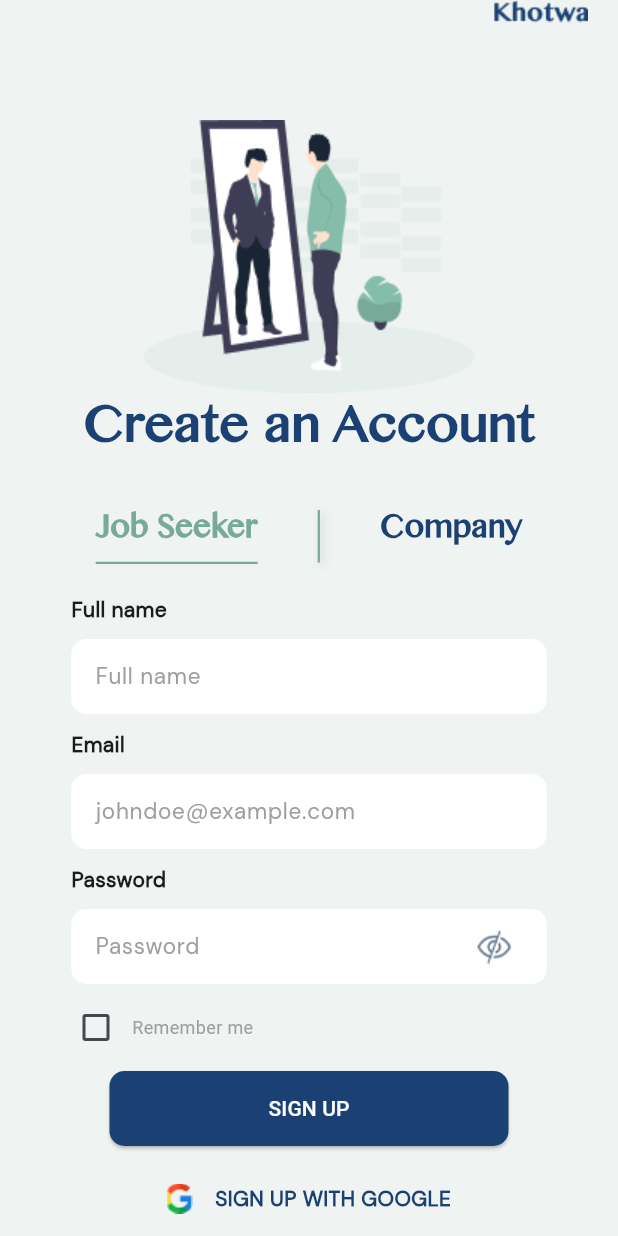
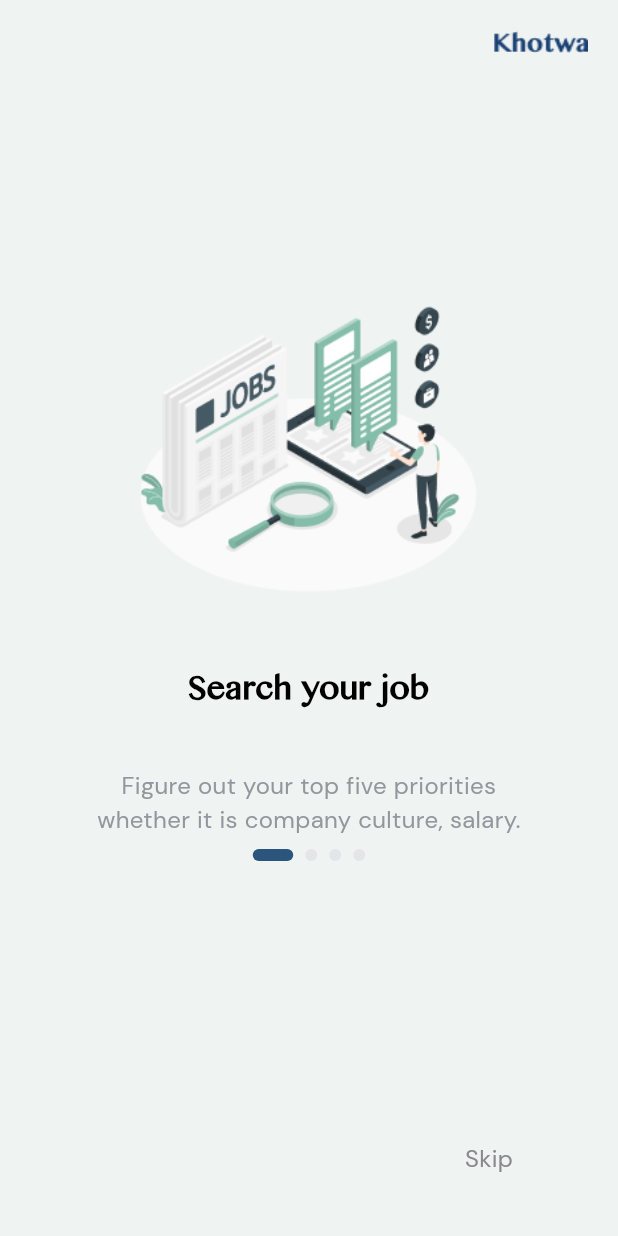
Before and after one commit to iimeeeed/Khotwa, a Flutter app: the screen it shows after launch, after a tap on "SIGN UP", on a phone screen of 412 x 824 dp. Run offline on Flutter 3.47's test engine with Material 3 defaults, Android fonts, the phone set to English and light mode, and no system bars.

Commit message:
Added the flow of job seeker sign up

```diff
--- a/lib/main.dart
+++ b/lib/main.dart
@@ -51,6 +51,7 @@ class _MainAppState extends State<MainApp> {
                   )
                 : const Signup(),
       ),
+      debugShowCheckedModeBanner: false,
     );
   }
 }
--- a/lib/screens/Signup.dart
+++ b/lib/screens/Signup.dart
@@ -1,6 +1,7 @@
 import 'package:flutter/material.dart';
 import 'job_seeker_form.dart';
 import 'company_form.dart';
+import 'widgets/khotwa_logo.dart';
 
 class Signup extends StatefulWidget {
   const Signup({super.key});
@@ -36,13 +37,29 @@ class _SignupState extends State<Signup> {
       backgroundColor: const Color(0xFFEFF3F2),
       body: Stack(
         children: [
+          Positioned(
+            top: 0,
+            left: 0,
+            right: 0,
+            child: PreferredSize(
+              preferredSize: Size.fromHeight(80),
+              child: AppBar(
+                automaticallyImplyLeading: true,
+                elevation: 0,
+                backgroundColor: Colors.transparent,
+                actions: const [
+                  KhotwaLogo(),
+                ],
+              ),
+            ),
+          ),
           Positioned.fill(
-            top: 0,
+            top: 80,
             child: SingleChildScrollView(
               child: Column(
                 crossAxisAlignment: CrossAxisAlignment.center,
                 children: [
-                  const SizedBox(height: 80),
+                  const SizedBox(height: 20),
                   Center(child: Image.asset("assets/asset2.png")),
                   const Text(
                     "Create an Account",
@@ -117,7 +134,6 @@ class _SignupState extends State<Signup> {
                           child: Text(
                             "Company",
                             style: TextStyle(
-
                               fontFamily: "Khmer MN",
                               color: !isJobSeeker
                                   ? const Color(0xFF77AA98)
@@ -132,7 +148,7 @@ class _SignupState extends State<Signup> {
                   ),
                   const SizedBox(height: 20),
                   SizedBox(
-                    height: MediaQuery.of(context).size.height,
+                    height: MediaQuery.of(context).size.height - 160,
                     child: PageView(
                       controller: _pageController,
                       physics: const NeverScrollableScrollPhysics(),
@@ -146,16 +162,6 @@ class _SignupState extends State<Signup> {
               ),
             ),
           ),
-          Positioned(
-            top: 0,
-            right: 0,
-            child: SafeArea(
-              child: Padding(
-                padding: const EdgeInsets.only(right: 20.0),
-                child: Image.asset("assets/Khotwa.png"),
-              ),
-            ),
-          ),
         ],
       ),
     );
--- /dev/null
+++ b/lib/screens/flowSignUp/flow.dart
@@ -0,0 +1,216 @@
+import 'package:flutter/material.dart';
+import '../widgets/khotwa_logo.dart';
+
+class Flow extends StatefulWidget {
+  const Flow({super.key});
+
+  @override
+  State<Flow> createState() => _FlowState();
+}
+
+class _FlowState extends State<Flow> {
+  final PageController _pageController = PageController();
+  int currentPage = 0;
+
+  Map<String, String> myMap = {
+    "assets/asset3.png":
+        "Figure out your top five priorities whether it is company culture, salary.",
+    "assets/asset4.png":
+        "Our job list includes several industries, so you can find the best job for you.",
+    "assets/asset5.png":
+        "You can apply to your desirable jobs very quickly and easily with ease.",
+    "assets/asset6.png":
+        "We help you find your dream job based on your skillset, location, demand.",
+  };
+
+  List<String> myList = [
+    "Search your job",
+    "Browse jobs list",
+    "Apply to test jobs",
+    "Make your career"
+  ];
+
+  @override
+  void initState() {
+    super.initState();
+    _pageController.addListener(() {
+      setState(() {
+        currentPage = _pageController.page!.toInt();
+      });
+    });
+  }
+
+  @override
+  void dispose() {
+    _pageController.dispose();
+    super.dispose();
+  }
+
+  @override
+  Widget build(BuildContext context) {
+    return Scaffold(
+      backgroundColor: const Color(0xFFEFF3F2),
+      appBar: AppBar(
+        backgroundColor: const Color(0xFFEFF3F2),
+        automaticallyImplyLeading: false,
+        actions: const [KhotwaLogo()],
+      ),
+      body: Stack(
+        children: [
+          Positioned.fill(
+            child: PageView.builder(
+              controller: _pageController,
+              itemCount: myMap.length,
+              itemBuilder: (context, index) {
+                String imagePath = myMap.keys.elementAt(index);
+                String description = myMap[imagePath]!;
+                String title = myList[index];
+
+                return SingleChildScrollView(
+                  child: Column(
+                    crossAxisAlignment: CrossAxisAlignment.center,
+                    children: [
+                      const SizedBox(height: 120),
+                      Hero(
+                        tag: imagePath,
+                        child: SizedBox(
+                            width: 250,
+                            height: 250,
+                            child: Image.asset(imagePath)),
+                      ),
+                      const SizedBox(height: 20),
+                      SizedBox(
+                        width: 300,
+                        child: Text(
+                          title,
+                          textAlign: TextAlign.center,
+                          style: const TextStyle(
+                            fontFamily: "Khmer MN",
+                            fontSize: 25,
+                            fontWeight: FontWeight.w700,
+                            color: Color.fromARGB(255, 0, 0, 0),
+                          ),
+                        ),
+                      ),
+                      const SizedBox(height: 30),
+                      SizedBox(
+                        width: 300,
+                        child: Text(
+                          description,
+                          textAlign: TextAlign.center,
+                          style: const TextStyle(
+                            fontFamily: "DM Sans",
+                            fontSize: 16,
+                            fontWeight: FontWeight.w500,
+                            color: Color(0xFF95969D),
+                          ),
+                        ),
+                      ),
+                    ],
+                  ),
+                );
+              },
+            ),
+          ),
+          Positioned(
+            bottom: 250,
+            left: 0,
+            right: 0,
+            child: Row(
+              mainAxisAlignment: MainAxisAlignment.center,
+              children: List.generate(myList.length, (index) {
+                double tweenStart = currentPage == index ? 27 : 8;
+                double tweenEnd = currentPage == index ? 27 : 8;
+
+                if (currentPage < index) {
+                  tweenStart = 8;
+                } else if (currentPage > index) {
+                  tweenStart = 27;
+                }
+
+                return TweenAnimationBuilder(
+                  tween: Tween<double>(begin: tweenStart, end: tweenEnd),
+                  duration: const Duration(milliseconds: 300),
+                  builder: (context, double width, child) {
+                    return Container(
+                      margin: const EdgeInsets.symmetric(horizontal: 4),
+                      width: width,
+                      height: 8,
+                      decoration: BoxDecoration(
+                        borderRadius: BorderRadius.circular(50),
+                        color: currentPage == index
+                            ? const Color(0xFF2B557C)
+                            : const Color(0xFFE4E5E7),
+                      ),
+                    );
+                  },
+                );
+              }),
+            ),
+          ),
+            currentPage < myList.length - 1
+                ?
+          Positioned(
+            bottom: 40,
+            left: 0,
+            right: 70,
+            child:
+                Row(
+                    mainAxisAlignment: MainAxisAlignment.end,
+                    children: [
+                      GestureDetector(
+                        onTap: () {
+                          if (currentPage < myMap.length - 1) {
+                            _pageController.nextPage(
+                              duration: const Duration(milliseconds: 300),
+                              curve: Curves.easeInOut,
+                            );
+                          }
+                        },
+                        child: const Text(
+                          "Skip",
+                          style: TextStyle(
+                              fontSize: 16,
+                              fontFamily: 'DM Sans',
+                              color: Color.fromARGB(255, 137, 137, 141)),
+                        ),
+                      )
+                    ],
+                  )
+          )
+                : Positioned(
+                  bottom: 30,
+                  right: 30,
+                  left: 0,
+                  child: Row(
+                      mainAxisAlignment: MainAxisAlignment.end,
+                      children: [
+                        Container(
+                          decoration: const BoxDecoration(),
+                          width: 110,
+                          height: 40,
+                          child: ElevatedButton(
+                            style: ButtonStyle(
+                              backgroundColor: WidgetStateProperty.all(
+                                  const Color(0xFF2C557D)),
+                              shape: WidgetStateProperty.all(
+                                RoundedRectangleBorder(
+                                  borderRadius: BorderRadius.circular(5),
+                                ),
+                              ),
+                            ),
+                            onPressed: () {},
+                            child: const Text(
+                              "Explore",
+                              style: TextStyle(color: Colors.white),
+                            ),
+                          ),
+                        ),
+                      ],
+                    ),
+                ),
+        ],
+      ),
+    );
+  }
+}
--- a/lib/screens/job_seeker_form.dart
+++ b/lib/screens/job_seeker_form.dart
@@ -1,4 +1,5 @@
 import 'package:flutter/material.dart';
+import 'flowSignUp/flow.dart' as flow_screen;
 
 class JobSeekerForm extends StatefulWidget {
   const JobSeekerForm({super.key});
@@ -187,19 +188,24 @@ class _JobSeekerFormState extends State<JobSeekerForm> {
           width: 266,
           height: 50,
           child: ElevatedButton(
-            onPressed: () {},
-            child: const Text(
-              'SIGN UP',
-              style: TextStyle(
-                color: Colors.white,
-              ),
-            ),
+            onPressed: () {
+               Navigator.push(
+              context,
+              MaterialPageRoute(builder: (context) => const flow_screen.Flow()),
+            );
+            },
             style: ElevatedButton.styleFrom(
               backgroundColor: const Color(0xFF1B4174),
               padding:
                   const EdgeInsets.symmetric(horizontal: 100, vertical: 15),
               shape: RoundedRectangleBorder(
                 borderRadius: BorderRadius.circular(10),
+              ),
+            ),
+            child: const Text(
+              'SIGN UP',
+              style: TextStyle(
+                color: Colors.white,
               ),
             ),
           ),
--- /dev/null
+++ b/lib/screens/widgets/khotwa_logo.dart
@@ -0,0 +1,13 @@
+import 'package:flutter/material.dart';
+
+class KhotwaLogo extends StatelessWidget {
+  const KhotwaLogo({super.key});
+
+  @override
+  Widget build(BuildContext context) {
+    return Padding(
+      padding: const EdgeInsets.only(right: 20.0),
+      child: Image.asset("assets/Khotwa.png"),
+    );
+  }
+}
```
